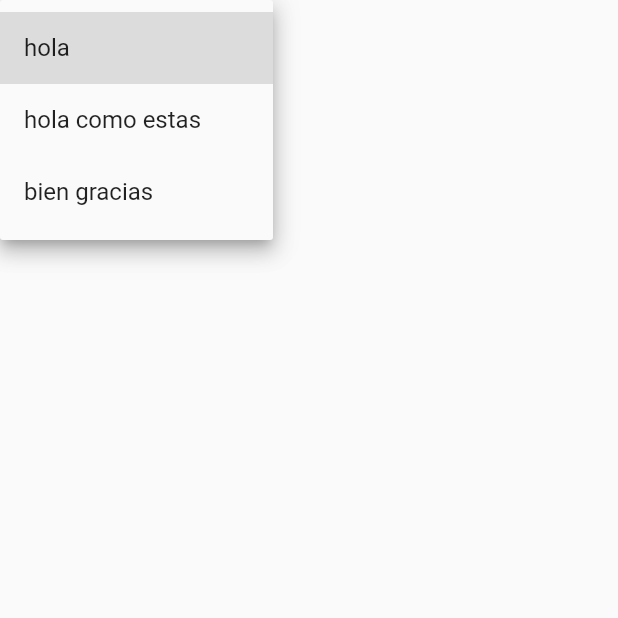
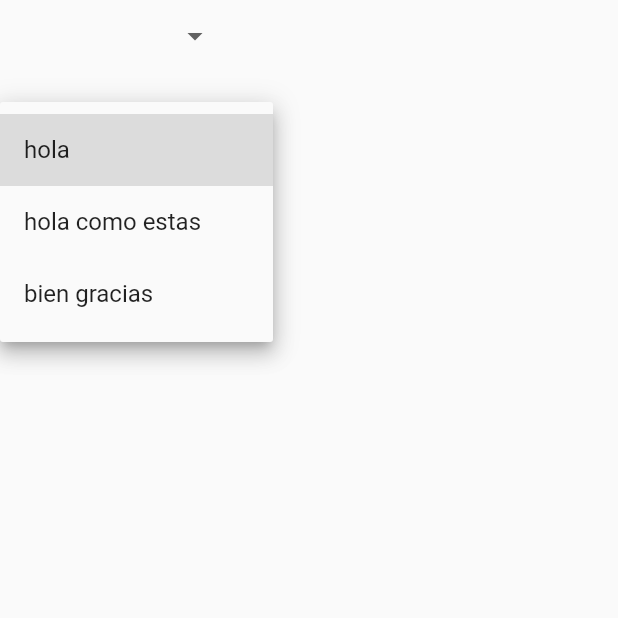
Before and after one commit to carlos19-a11/colegioapp, a Flutter app: the DropDown screen opened directly, after a tap on the "arrow drop down" icon, on a phone screen of 412 x 824 dp, the top half of it. Run offline on Flutter 3.47's test engine with Material 2 defaults, Android fonts, the phone set to English and light mode, and no system bars.

Commit message:
Modificaciones dropdown Button

```diff
--- a/lib/DropDown.dart
+++ b/lib/DropDown.dart
@@ -24,9 +24,7 @@
       body:
           Container(
             height: 200,
-            child: Column(
-                       children: [
-                          DropdownButton(
+            child: DropdownButton(
                       value: valueChosse,
                       onChanged: (newValue){
                         setState(() {
@@ -40,8 +38,6 @@
                           );
                       }).toList()
                     ),
-                       ],
-                     ),
           ),
     );
   }
```
Also changed, not shown: lib/pantallaInicio.dart (+39 -12 lines). Lines whose indentation alone changed are shown as unchanged.
